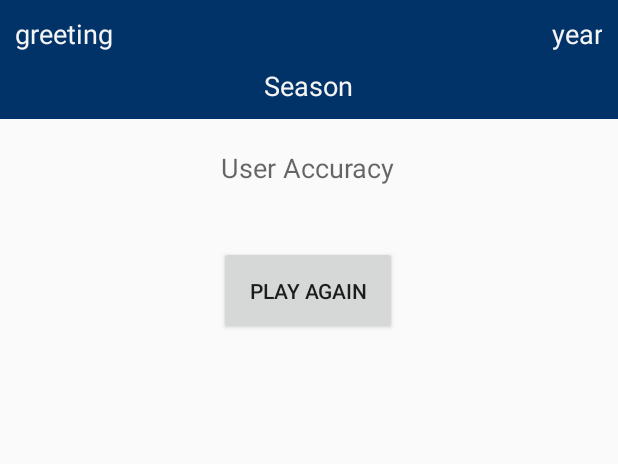
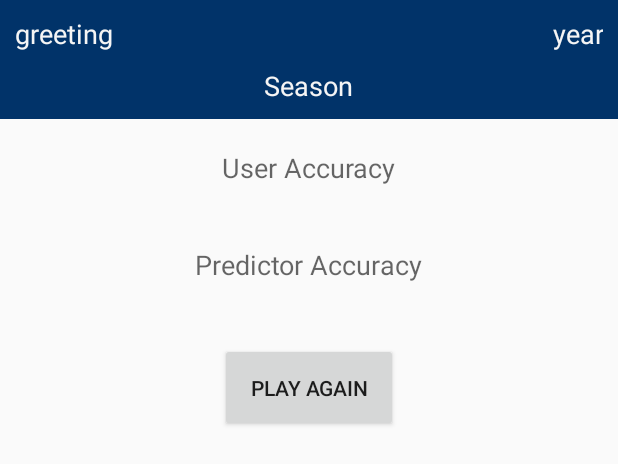
Before and after one commit to AggieRussell/BigWinner, an Android app: the layout season_results.xml on its own in the app's theme, with its tools: preview values and no code run, on a phone screen of 412 x 824 dp. Shown: the top 464 px of the screen. Run offline under Robolectric (Android 15) with nearby library versions, the phone set to English and light mode, and no system bars.

Commit message:
added predictorAcc text views to week and season results

```diff
--- a/src/Test_withSPI/app/src/main/res/layout/loginscreen.xml
+++ b/src/Test_withSPI/app/src/main/res/layout/loginscreen.xml
@@ -70,7 +70,8 @@
 
     <TableRow
         android:layout_width="fill_parent"
-        android:layout_height="match_parent">
+        android:layout_height="match_parent"
+        android:visibility="gone">
 
         <TextView
             android:layout_width="fill_parent"
--- a/src/Test_withSPI/app/src/main/res/layout/season_results.xml
+++ b/src/Test_withSPI/app/src/main/res/layout/season_results.xml
@@ -68,6 +68,21 @@
     <TableRow
         android:layout_width="match_parent"
         android:layout_height="match_parent"
+        android:layout_span="2"
+        android:gravity="center">
+
+        <TextView
+            android:textAppearance="?android:attr/textAppearanceMedium"
+            android:text="Predictor Accuracy"
+            android:id="@+id/predictorAcc"
+            android:layout_gravity="center"
+            android:padding="20dp"
+            android:layout_column="0" />
+    </TableRow>
+
+    <TableRow
+        android:layout_width="match_parent"
+        android:layout_height="match_parent"
         android:layout_span = "2"
         android:gravity="center">
 
```
Also changed, not shown: src/Test_withSPI/app/src/main/java/booyah/test/WeekGames.java (+0 -12 lines), src/Test_withSPI/app/src/main/res/layout/week_results.xml (+15 -0 lines), 1 other file.
